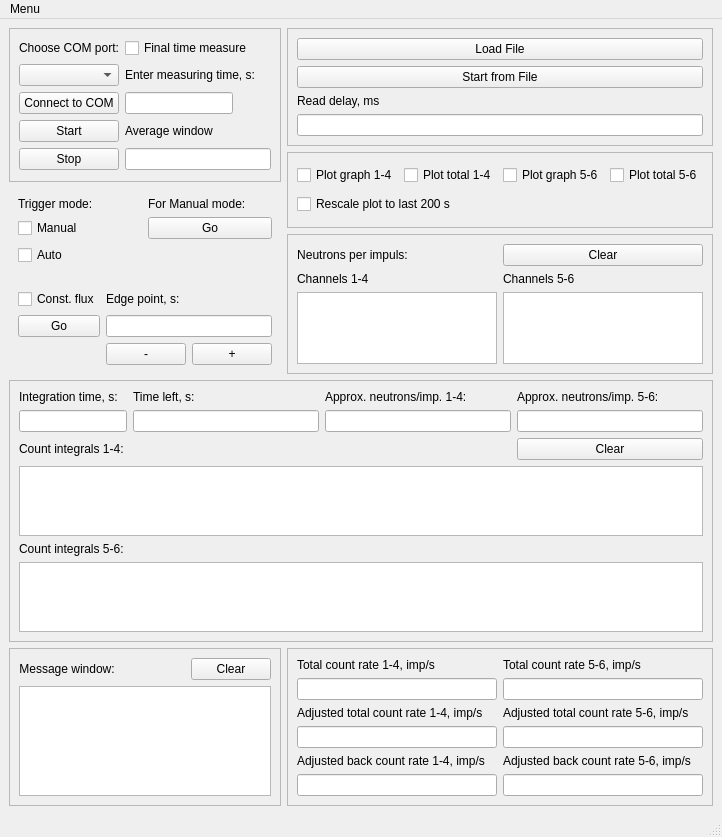
This is caller.ui in goodvin360/pivn_app as Qt 5 draws it before an edit. The edited form follows.
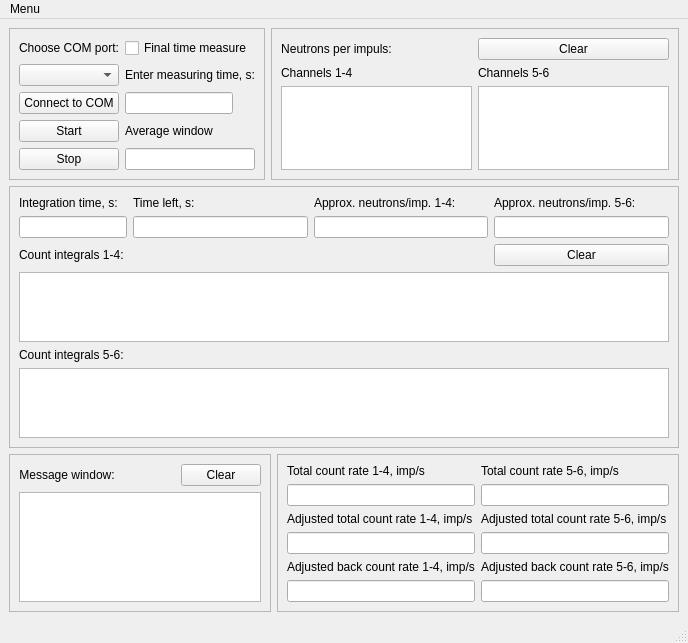
This is the edited form.

Commit message: 17.12.2024 work 2 -major GUI update: additional windows are main interface now

The edit to the form file:
```diff
--- a/caller.ui
+++ b/caller.ui
@@ -7,7 +7,7 @@
     <x>0</x>
     <y>0</y>
     <width>670</width>
-    <height>831</height>
+    <height>614</height>
    </rect>
   </property>
   <property name="sizePolicy">
@@ -26,8 +26,8 @@
    <string>MainWindow</string>
   </property>
   <widget class="QWidget" name="centralwidget">
-   <layout class="QGridLayout" name="gridLayout_9">
-    <item row="0" column="0" rowspan="2">
+   <layout class="QGridLayout" name="gridLayout">
+    <item row="0" column="0">
      <widget class="QFrame" name="frame_4">
       <property name="frameShape">
        <enum>QFrame::StyledPanel</enum>
@@ -144,147 +144,7 @@
       </layout>
      </widget>
     </item>
-    <item row="0" column="1">
-     <widget class="QFrame" name="frame_2">
-      <property name="frameShape">
-       <enum>QFrame::StyledPanel</enum>
-      </property>
-      <property name="frameShadow">
-       <enum>QFrame::Raised</enum>
-      </property>
-      <layout class="QGridLayout" name="gridLayout_2">
-       <item row="0" column="0">
-        <widget class="QPushButton" name="pushButton_4">
-         <property name="text">
-          <string>Load File</string>
-         </property>
-        </widget>
-       </item>
-       <item row="1" column="0">
-        <widget class="QPushButton" name="pushButton_5">
-         <property name="text">
-          <string>Start from File</string>
-         </property>
-        </widget>
-       </item>
-       <item row="2" column="0">
-        <widget class="QLabel" name="label_13">
-         <property name="text">
-          <string>Read delay, ms</string>
-         </property>
-        </widget>
-       </item>
-       <item row="3" column="0">
-        <widget class="QLineEdit" name="lineEdit_8">
-         <property name="alignment">
-          <set>Qt::AlignRight|Qt::AlignTrailing|Qt::AlignVCenter</set>
-         </property>
-        </widget>
-       </item>
-      </layout>
-     </widget>
-    </item>
-    <item row="1" column="1" rowspan="2">
-     <widget class="QFrame" name="frame_3">
-      <property name="frameShape">
-       <enum>QFrame::StyledPanel</enum>
-      </property>
-      <property name="frameShadow">
-       <enum>QFrame::Raised</enum>
-      </property>
-      <layout class="QGridLayout" name="gridLayout_5">
-       <item row="0" column="0">
-        <widget class="QCheckBox" name="checkBox_3">
-         <property name="sizePolicy">
-          <sizepolicy hsizetype="Fixed" vsizetype="Fixed">
-           <horstretch>0</horstretch>
-           <verstretch>0</verstretch>
-          </sizepolicy>
-         </property>
-         <property name="text">
-          <string>Plot graph 1-4</string>
-         </property>
-        </widget>
-       </item>
-       <item row="0" column="1">
-        <widget class="QCheckBox" name="checkBox_4">
-         <property name="text">
-          <string>Plot total 1-4</string>
-         </property>
-        </widget>
-       </item>
-       <item row="0" column="2">
-        <widget class="QCheckBox" name="checkBox_2">
-         <property name="text">
-          <string>Plot graph 5-6</string>
-         </property>
-        </widget>
-       </item>
-       <item row="0" column="3">
-        <widget class="QCheckBox" name="checkBox_9">
-         <property name="text">
-          <string>Plot total 5-6</string>
-         </property>
-        </widget>
-       </item>
-       <item row="1" column="0" colspan="2">
-        <widget class="QCheckBox" name="checkBox_5">
-         <property name="text">
-          <string>Rescale plot to last 200 s</string>
-         </property>
-        </widget>
-       </item>
-      </layout>
-     </widget>
-    </item>
-    <item row="2" column="0" rowspan="2">
-     <widget class="QWidget" name="widget_2" native="true">
-      <property name="sizePolicy">
-       <sizepolicy hsizetype="Preferred" vsizetype="Preferred">
-        <horstretch>0</horstretch>
-        <verstretch>0</verstretch>
-       </sizepolicy>
-      </property>
-      <layout class="QGridLayout" name="gridLayout">
-       <item row="1" column="1">
-        <widget class="QPushButton" name="pushButton_7">
-         <property name="text">
-          <string>Go</string>
-         </property>
-        </widget>
-       </item>
-       <item row="2" column="0">
-        <widget class="QCheckBox" name="checkBox_6">
-         <property name="text">
-          <string>Auto</string>
-         </property>
-        </widget>
-       </item>
-       <item row="1" column="0">
-        <widget class="QCheckBox" name="checkBox_7">
-         <property name="text">
-          <string>Manual</string>
-         </property>
-        </widget>
-       </item>
-       <item row="0" column="0">
-        <widget class="QLabel" name="label_10">
-         <property name="text">
-          <string>Trigger mode:</string>
-         </property>
-        </widget>
-       </item>
-       <item row="0" column="1">
-        <widget class="QLabel" name="label_3">
-         <property name="text">
-          <string>For Manual mode:</string>
-         </property>
-        </widget>
-       </item>
-      </layout>
-     </widget>
-    </item>
-    <item row="3" column="1" rowspan="2">
+    <item row="0" column="1" colspan="2">
      <widget class="QFrame" name="frame_5">
       <property name="sizePolicy">
        <sizepolicy hsizetype="Preferred" vsizetype="Preferred">
@@ -368,61 +228,7 @@
       </layout>
      </widget>
     </item>
-    <item row="4" column="0">
-     <widget class="QWidget" name="widget_3" native="true">
-      <property name="sizePolicy">
-       <sizepolicy hsizetype="Preferred" vsizetype="Preferred">
-        <horstretch>0</horstretch>
-        <verstretch>0</verstretch>
-       </sizepolicy>
-      </property>
-      <layout class="QGridLayout" name="gridLayout_4">
-       <item row="2" column="2">
-        <widget class="QPushButton" name="pushButton_10">
-         <property name="text">
-          <string>+</string>
-         </property>
-        </widget>
-       </item>
-       <item row="0" column="1">
-        <widget class="QLabel" name="label_11">
-         <property name="text">
-          <string>Edge point, s:</string>
-         </property>
-        </widget>
-       </item>
-       <item row="2" column="1">
-        <widget class="QPushButton" name="pushButton_11">
-         <property name="text">
-          <string>-</string>
-         </property>
-        </widget>
-       </item>
-       <item row="1" column="1" colspan="2">
-        <widget class="QLineEdit" name="lineEdit_7">
-         <property name="alignment">
-          <set>Qt::AlignRight|Qt::AlignTrailing|Qt::AlignVCenter</set>
-         </property>
-        </widget>
-       </item>
-       <item row="0" column="0">
-        <widget class="QCheckBox" name="checkBox_8">
-         <property name="text">
-          <string>Const. flux</string>
-         </property>
-        </widget>
-       </item>
-       <item row="1" column="0">
-        <widget class="QPushButton" name="pushButton_8">
-         <property name="text">
-          <string>Go</string>
-         </property>
-        </widget>
-       </item>
-      </layout>
-     </widget>
-    </item>
-    <item row="5" column="0" colspan="2">
+    <item row="1" column="0" colspan="3">
      <widget class="QFrame" name="frame_6">
       <property name="sizePolicy">
        <sizepolicy hsizetype="Preferred" vsizetype="Preferred">
@@ -550,7 +356,7 @@
       </layout>
      </widget>
     </item>
-    <item row="6" column="0">
+    <item row="2" column="0" colspan="2">
      <widget class="QFrame" name="frame">
       <property name="sizePolicy">
        <sizepolicy hsizetype="Preferred" vsizetype="Preferred">
@@ -626,7 +432,7 @@
       </layout>
      </widget>
     </item>
-    <item row="6" column="1">
+    <item row="2" column="2">
      <widget class="QFrame" name="frame_7">
       <property name="sizePolicy">
        <sizepolicy hsizetype="Preferred" vsizetype="Preferred">
```
Left out of the diff: 240 changed lines with no effect on the pictures. The commit also changes 3 other files.
